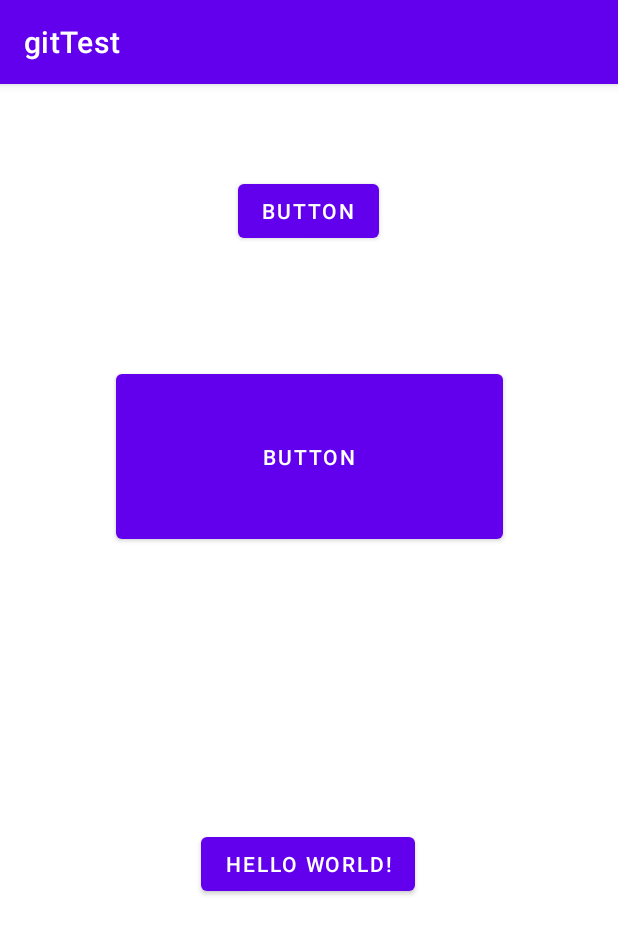
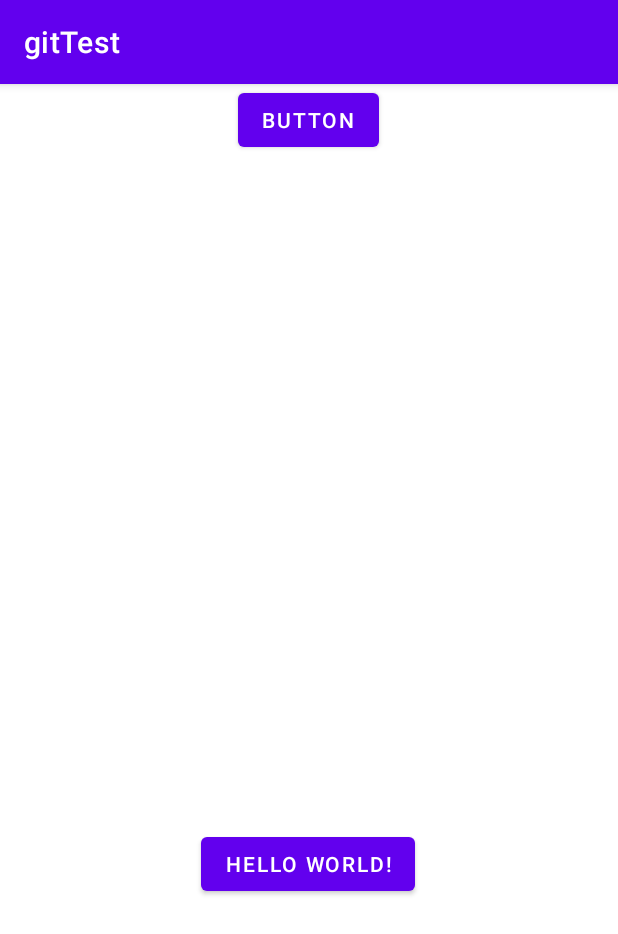
Before and after one commit to ShadyRamadan888/gitTest, an Android app: the screen it shows after launch (MainActivity), on a phone screen of 412 x 824 dp. Shown: the top 934 px of the screen. Run offline under Robolectric (Android 15) with nearby library versions, the phone set to English and light mode, and no system bars.

Commit message:
final changes

```diff
--- a/app/src/main/res/layout/activity_main.xml
+++ b/app/src/main/res/layout/activity_main.xml
@@ -18,26 +18,13 @@
         app:layout_constraintStart_toStartOf="parent" />
 
     <Button
-        android:id="@+id/button"
-        android:layout_width="258dp"
-        android:layout_height="122dp"
+        android:id="@+id/button3"
+        android:layout_width="wrap_content"
+        android:layout_height="wrap_content"
         android:text="Button"
-        app:layout_constraintBottom_toTopOf="@+id/button2"
         app:layout_constraintEnd_toEndOf="parent"
+        app:layout_constraintHorizontal_bias="0.498"
         app:layout_constraintStart_toStartOf="parent"
         app:layout_constraintTop_toTopOf="parent" />
 
-    <Button
-        android:id="@+id/button3"
-        android:layout_width="wrap_content"
-        android:layout_height="wrap_content"
-        android:layout_marginBottom="44dp"
-        android:text="Button"
-        app:layout_constraintBottom_toTopOf="@+id/button"
-        app:layout_constraintEnd_toEndOf="parent"
-        app:layout_constraintHorizontal_bias="0.498"
-        app:layout_constraintStart_toStartOf="parent"
-        app:layout_constraintTop_toTopOf="parent"
-        app:layout_constraintVertical_bias="0.636" />
-
 </androidx.constraintlayout.widget.ConstraintLayout>
```
